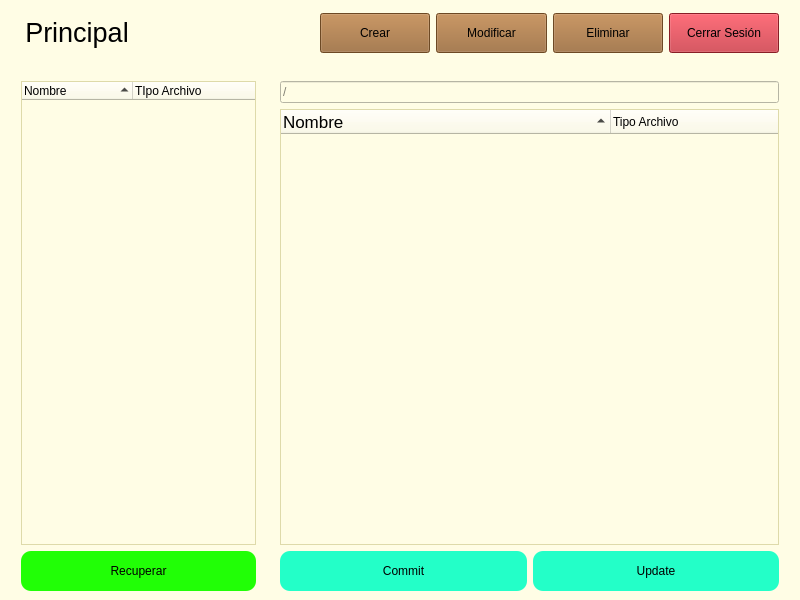
First picture: the form in Proyecto 3/vista/main.ui, repository enajera123/Proyectos-So, before the edit.
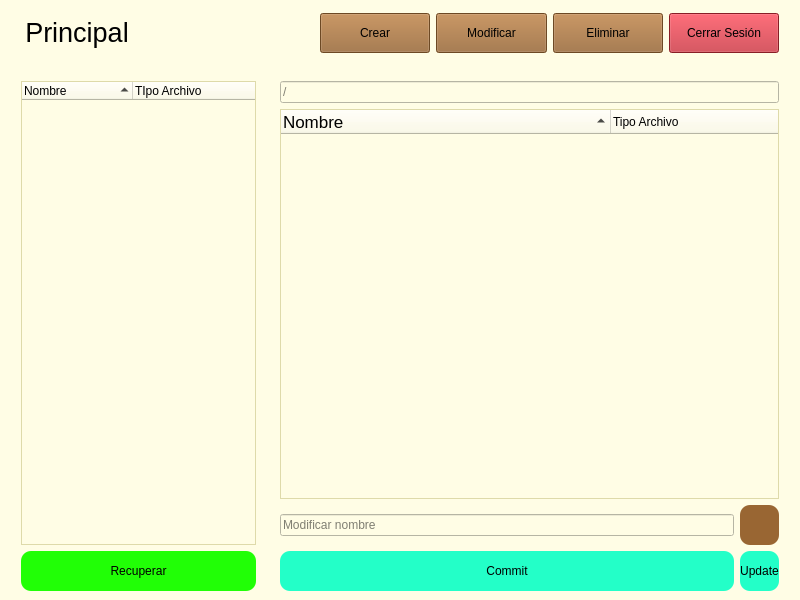
Second picture: the form after the edit. Icons and pictures are not drawn.

```diff
--- a/Proyecto 3/vista/main.ui
+++ b/Proyecto 3/vista/main.ui
@@ -626,7 +626,7 @@
       <property name="frameShadow">
        <enum>QFrame::Raised</enum>
       </property>
-      <layout class="QHBoxLayout" name="horizontalLayout_2" stretch="4,8">
+      <layout class="QHBoxLayout" name="horizontalLayout_2" stretch="4,0">
        <property name="leftMargin">
         <number>0</number>
        </property>
@@ -722,6 +722,13 @@
           <enum>QFrame::Raised</enum>
          </property>
          <layout class="QGridLayout" name="gridLayout">
+          <item row="2" column="0">
+           <widget class="QLineEdit" name="txtCambiarNom">
+            <property name="placeholderText">
+             <string>Modificar nombre</string>
+            </property>
+           </widget>
+          </item>
           <item row="0" column="0" colspan="2">
            <widget class="QLineEdit" name="txtRuta">
             <property name="enabled">
@@ -759,6 +766,26 @@
             </property>
            </widget>
           </item>
+          <item row="3" column="1">
+           <widget class="QPushButton" name="btnUpdate">
+            <property name="enabled">
+             <bool>true</bool>
+            </property>
+            <property name="text">
+             <string>Update</string>
+            </property>
+            <property name="icon">
+             <iconset>
+              <normaloff>../src/img/update-icon.png</normaloff>../src/img/update-icon.png</iconset>
+            </property>
+            <property name="iconSize">
+             <size>
+              <width>30</width>
+              <height>30</height>
+             </size>
+            </property>
+           </widget>
+          </item>
           <item row="1" column="0" colspan="2">
            <widget class="QTreeWidget" name="arbolPrincipal">
             <property name="enabled">
@@ -899,7 +926,7 @@
             </column>
            </widget>
           </item>
-          <item row="2" column="0">
+          <item row="3" column="0">
            <widget class="QPushButton" name="btnCommit">
             <property name="enabled">
              <bool>true</bool>
@@ -929,22 +956,21 @@
            </widget>
           </item>
           <item row="2" column="1">
-           <widget class="QPushButton" name="btnUpdate">
-            <property name="enabled">
-             <bool>true</bool>
+           <widget class="QPushButton" name="btnCambiarNom">
+            <property name="styleSheet">
+             <string notr="true">QPushButton{
+	background-color:rgb(153, 102, 51);
+}
+QPushButton:hover{
+	background-color:rgb(160, 120, 51);
+}</string>
             </property>
             <property name="text">
-             <string>Update</string>
+             <string/>
             </property>
             <property name="icon">
              <iconset>
-              <normaloff>../src/img/update-icon.png</normaloff>../src/img/update-icon.png</iconset>
-            </property>
-            <property name="iconSize">
-             <size>
-              <width>30</width>
-              <height>30</height>
-             </size>
+              <normaloff>../src/img/modificar-icon.png</normaloff>../src/img/modificar-icon.png</iconset>
             </property>
            </widget>
           </item>
```
